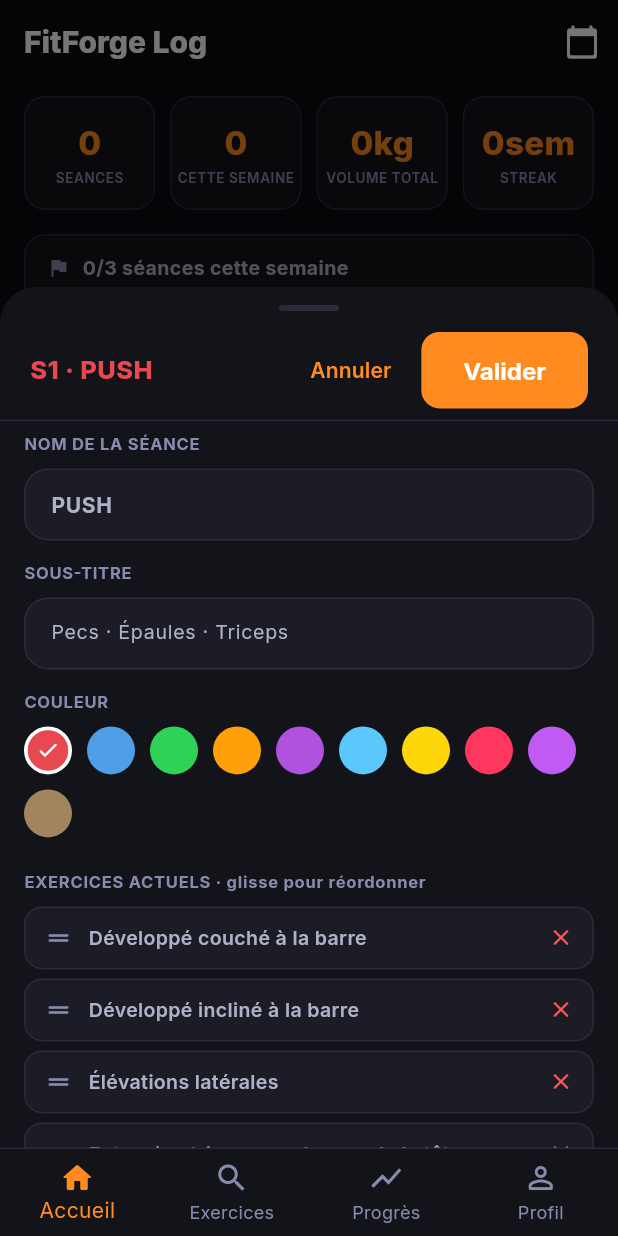
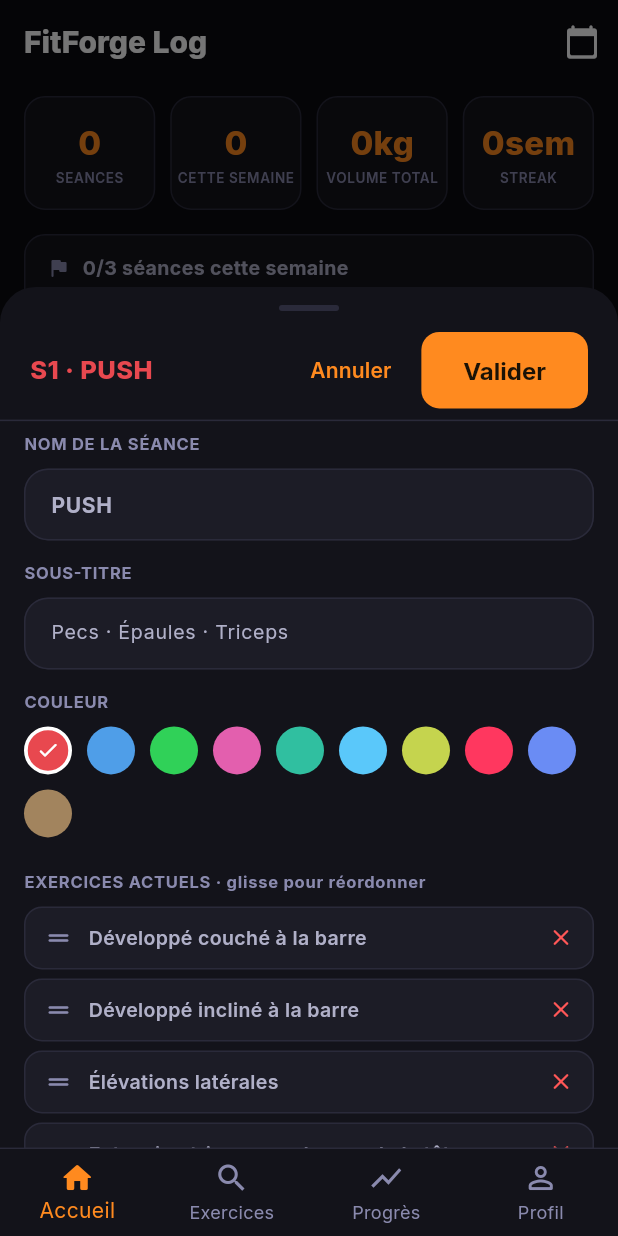
Before and after one commit to J-Roza/fitforge, a Flutter app: the LogHomeScreen screen opened by its route, after a tap on the "edit" icon, on a phone screen of 412 x 824 dp. Run offline on Flutter 3.47's test engine with Material 3 defaults, Android fonts, the phone set to English and light mode, and no system bars; drawn by our look-alikes of flutter_animate; our stand-ins replace audioplayers, cloud_firestore, file_picker, firebase_auth, firebase_core, fl_chart and 7 more; missing offline and left inert: health; accounts and stored records are empty.

Commit message:
style: palette muscles sans violet ni conflit avec l'ambre, texte sombre sur l'accent
- Couleurs de muscle réparties hors de la plage ambre (abdos vert, bras bleu,
  épaules lime, cardio rose, full body neutre) ; or des records et warning ajustés.
- `AppColors.onAccent` (brun très foncé) pour le texte posé sur l'accent : le blanc
  sur ambre ne passait pas le contraste WCAG.
- Palette de couleurs de séance et séance par défaut S4 sans orange ni violet.

Co-Authored-By: Claude Fable 5.1 <noreply@anthropic.com>

```diff
--- a/lib/core/theme/app_colors.dart
+++ b/lib/core/theme/app_colors.dart
@@ -82,22 +82,27 @@ class AppColors {
   static const _lBorder = Color(0xFFDCDCE6);
   static const _lBorderLight = Color(0xFFC7C7D4);
 
+  /// Texte/icône posés sur l'accent ambre (le blanc n'y est pas lisible).
+  static const Color onAccent = Color(0xFF1A1206);
+
   // ── Couleurs vives (identiques clair / sombre) ────────────────
-  // Muscle groups
-  static const Color chest = Color(0xFFFF6B6B);
-  static const Color back = Color(0xFF4ECDC4);
-  static const Color shoulders = Color(0xFFFFE66D);
-  static const Color arms = Color(0xFF9B7FFD);
-  static const Color legs = Color(0xFF56CFE1);
-  static const Color core = Color(0xFFFF9A3C);
-  static const Color cardio = Color(0xFFFF6584);
+  // Muscle groups — aucune teinte entre 15° et 55°, plage réservée à
+  // l'accent ambre et à l'or des records, pour qu'on les distingue d'un coup.
+  static const Color chest = Color(0xFFF2556A);
+  static const Color back = Color(0xFF30BFA0);
+  static const Color shoulders = Color(0xFFC5D44E);
+  static const Color arms = Color(0xFF6A8CF4);
+  static const Color legs = Color(0xFF3BBFE0);
+  static const Color core = Color(0xFF5FC46E);
+  static const Color cardio = Color(0xFFE35FAE);
+  static const Color fullBody = Color(0xFFA1A1AA);
 
   // Records personnels (or, distinct de l'accent ambre)
-  static const Color gold = Color(0xFFFFD233);
+  static const Color gold = Color(0xFFFFD54A);
 
   // Status
   static const Color success = Color(0xFF4ADE80);
-  static const Color warning = Color(0xFFFBBF24);
+  static const Color warning = Color(0xFFF5A524);
   static const Color error = Color(0xFFFF5757);
 
   // Difficulty
--- a/lib/core/theme/app_theme.dart
+++ b/lib/core/theme/app_theme.dart
@@ -19,7 +19,7 @@ class AppTheme {
         primary: AppColors.accent,
         secondary: AppColors.secondary,
         surface: AppColors.bgCard,
-        onPrimary: Colors.white,
+        onPrimary: AppColors.onAccent,
         onSecondary: Colors.white,
         onSurface: AppColors.textPrimary,
         error: AppColors.error,
@@ -121,7 +121,7 @@ class AppTheme {
       elevatedButtonTheme: ElevatedButtonThemeData(
         style: ElevatedButton.styleFrom(
           backgroundColor: AppColors.accent,
-          foregroundColor: Colors.white,
+          foregroundColor: AppColors.onAccent,
           elevation: 0,
           padding: const EdgeInsets.symmetric(horizontal: 28, vertical: 16),
           shape: RoundedRectangleBorder(borderRadius: BorderRadius.circular(16)),
--- a/lib/data/models/exercise.dart
+++ b/lib/data/models/exercise.dart
@@ -262,7 +262,7 @@ extension MuscleGroupExt on MuscleGroup {
       case MuscleGroup.glutes: return AppColors.legs;
       case MuscleGroup.core: return AppColors.core;
       case MuscleGroup.cardio: return AppColors.cardio;
-      case MuscleGroup.fullBody: return AppColors.accent;
+      case MuscleGroup.fullBody: return AppColors.fullBody;
     }
   }
 }
--- a/lib/presentation/screens/log/log_home_screen.dart
+++ b/lib/presentation/screens/log/log_home_screen.dart
@@ -545,7 +545,7 @@ class _CreateSessionSheetState extends ConsumerState<_CreateSessionSheet> {
               onPressed: _create,
               style: ElevatedButton.styleFrom(
                 backgroundColor: AppColors.accent,
-                foregroundColor: Colors.white,
+                foregroundColor: AppColors.onAccent,
                 padding: const EdgeInsets.symmetric(vertical: 14),
                 shape: RoundedRectangleBorder(borderRadius: BorderRadius.circular(14)),
               ),
@@ -571,9 +571,10 @@ class _SessionEditorSheet extends ConsumerStatefulWidget {
 
 // Palette de couleurs proposées pour les séances (perso ou par défaut)
 const _sessionColorPalette = [
-  Color(0xFFE8484F), Color(0xFF4F9EE8), Color(0xFF30D158), Color(0xFFFF9F0A),
-  Color(0xFFAF52DE), Color(0xFF5AC8FA), Color(0xFFFFD60A), Color(0xFFFF375F),
-  Color(0xFFBF5AF2), Color(0xFFA2845E),
+  // Ni orange ni violet : l'ambre est réservé à l'accent de l'app.
+  Color(0xFFE8484F), Color(0xFF4F9EE8), Color(0xFF30D158), Color(0xFFE35FAE),
+  Color(0xFF30BFA0), Color(0xFF5AC8FA), Color(0xFFC5D44E), Color(0xFFFF375F),
+  Color(0xFF6A8CF4), Color(0xFFA2845E),
 ];
 
 class _SessionEditorSheetState extends ConsumerState<_SessionEditorSheet> {
@@ -717,7 +718,7 @@ class _SessionEditorSheetState extends ConsumerState<_SessionEditorSheet> {
                   onPressed: _save,
                   style: ElevatedButton.styleFrom(
                     backgroundColor: AppColors.accent,
-                    foregroundColor: Colors.white,
+                    foregroundColor: AppColors.onAccent,
                     shape: RoundedRectangleBorder(borderRadius: BorderRadius.circular(12)),
                   ),
                   child: const Text('Valider', style: TextStyle(fontWeight: FontWeight.w700)),
--- a/lib/presentation/widgets/rest_duration_picker.dart
+++ b/lib/presentation/widgets/rest_duration_picker.dart
@@ -66,7 +66,8 @@ Future<int?> showRestDurationPicker(BuildContext context, WidgetRef ref) async {
                       style: TextStyle(
                         fontSize: 14,
                         fontWeight: FontWeight.w700,
-                        color: selected ? Colors.white : AppColors.textPrimary,
+                        color:
+                            selected ? AppColors.onAccent : AppColors.textPrimary,
                       ),
                     ),
                   ),
```
